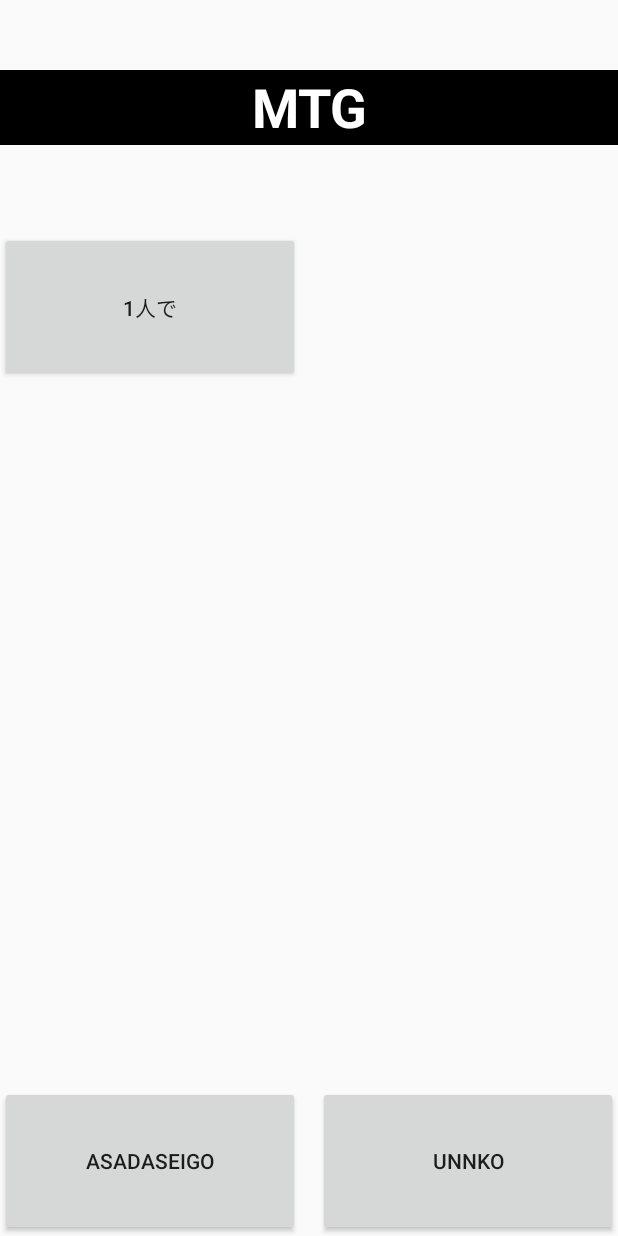
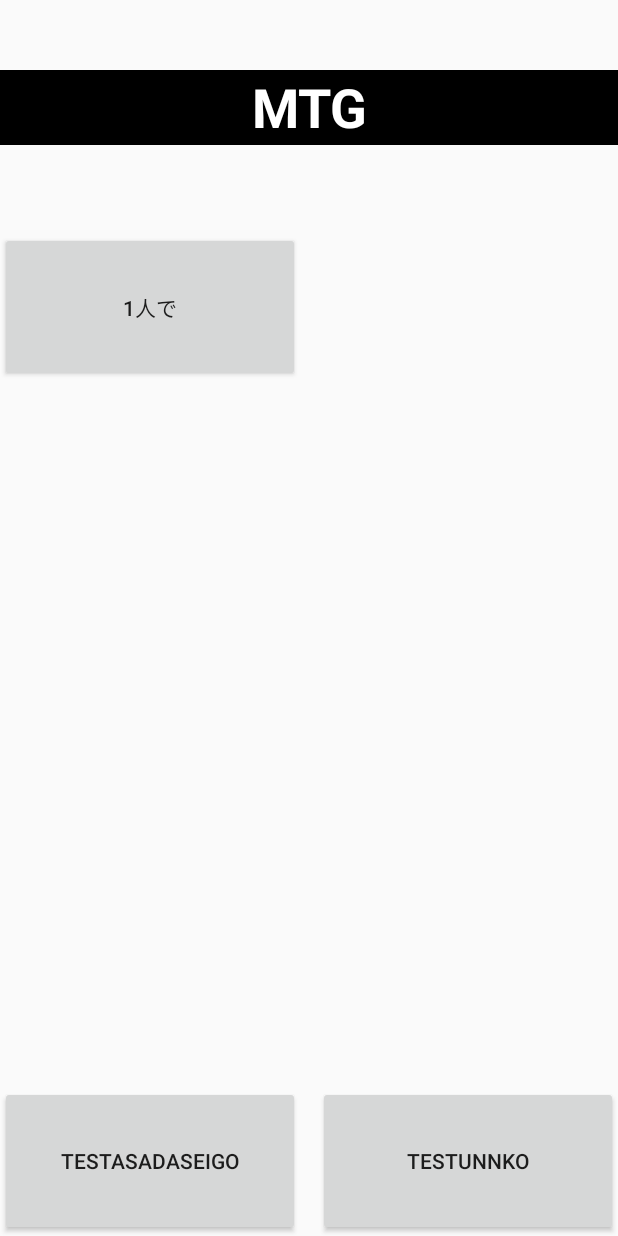
Before and after one commit to SoMaHi/MTG, an Android app: the layout activity_main.xml on its own in the app's theme, with its tools: preview values and no code run, on a phone screen of 412 x 824 dp. Run offline under Robolectric (Android 15) with nearby library versions, the phone set to English and light mode, and no system bars.

Commit message:
Test分の追加

```diff
--- a/app/src/main/res/layout/activity_main.xml
+++ b/app/src/main/res/layout/activity_main.xml
@@ -13,7 +13,7 @@
         android:text="@string/draftOne"
         app:layout_constraintBottom_toBottomOf="parent"
         app:layout_constraintStart_toStartOf="parent"
-        tools:text="asadaseigo" />
+        tools:text="Testasadaseigo" />
 
     <Button
         android:id="@+id/buttonDraftOne2"
@@ -22,7 +22,7 @@
         android:text="@string/draftOne"
         app:layout_constraintBottom_toBottomOf="parent"
         app:layout_constraintEnd_toEndOf="parent"
-        tools:text="unnko" />
+        tools:text="Testunnko" />
 
     <TextView
         android:id="@+id/textViewDraft"
```
